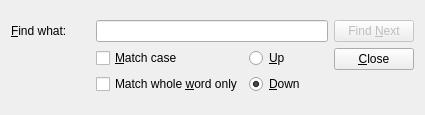
evpo/EncryptPad, file qt_ui/find_dialog.ui: the form before one commit.
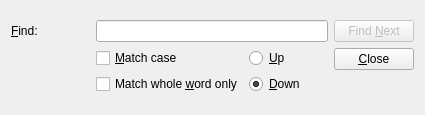
The form after the commit.

Diff of the .ui file:
```diff
--- a/qt_ui/find_dialog.ui
+++ b/qt_ui/find_dialog.ui
@@ -62,7 +62,7 @@
      <item row="0" column="0">
       <widget class="QLabel" name="label">
        <property name="text">
-        <string>&amp;Find what:</string>
+        <string>&amp;Find:</string>
        </property>
        <property name="buddy">
         <cstring>uiFind</cstring>
```
